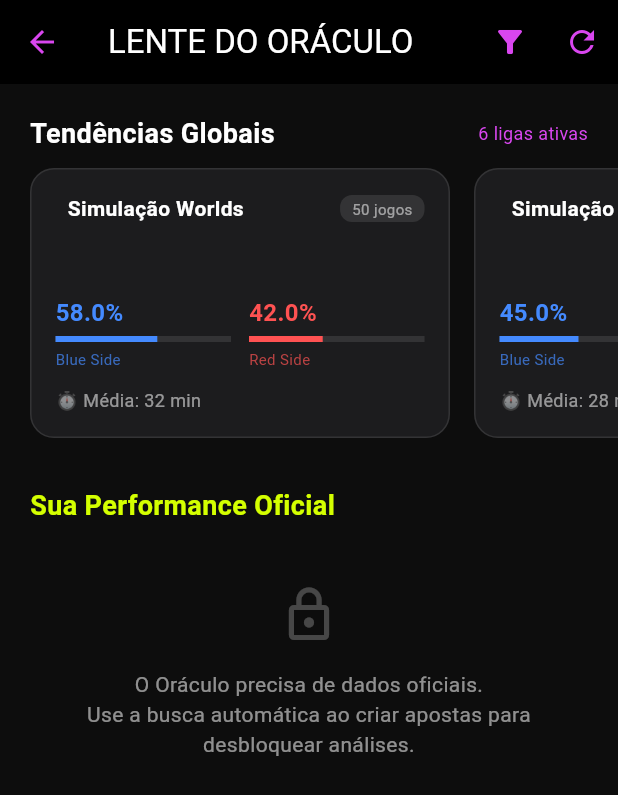
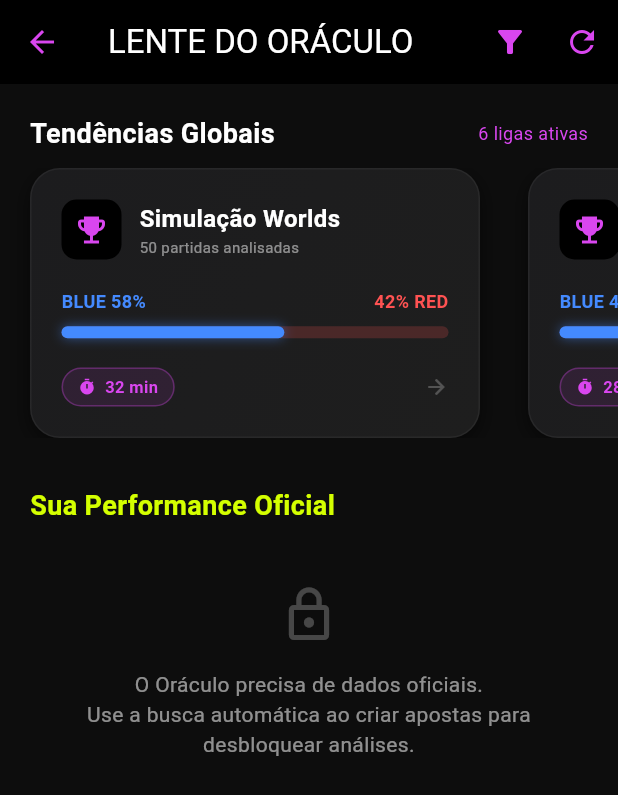
Before and after one commit to rossydDev/thressfrog-app, a Flutter app: the OraclePage screen opened directly, on a phone screen of 412 x 824 dp. Shown: the top 795 px of the screen. Run offline on Flutter 3.47's test engine with Material 3 defaults, Android fonts, the light colour scheme and no system bars; our stand-ins replace dio, fl_chart, hive, hive_flutter; accounts and stored records are empty; network calls fail.

Commit message:
feat: UI Upgrade do Oráculo - Novos Cards Tier S e Página de Detalhes

```diff
--- a/lib/features/oracle/oracle_page.dart
+++ b/lib/features/oracle/oracle_page.dart
@@ -1,5 +1,7 @@
 import 'package:flutter/material.dart';
 import 'package:hive/hive.dart';
+import 'package:thressfrog_app/features/oracle/widgets/league_card.dart';
+import 'package:thressfrog_app/features/oracle/widgets/league_detail_page.dart';
 
 import '../../core/services/pandascore_service.dart';
 import '../../core/state/bankroll_controller.dart';
@@ -265,8 +267,21 @@ class _OraclePageState extends State<OraclePage> {
                     separatorBuilder: (_, __) =>
                         const SizedBox(width: 16),
                     itemBuilder: (context, index) {
-                      return _buildLeagueCard(
-                        snapshot.data![index],
+                      final stats = snapshot.data![index];
+
+                      return LeagueCard(
+                        stats: stats,
+                        onTap: () {
+                          Navigator.push(
+                            context,
+                            MaterialPageRoute(
+                              builder: (context) =>
+                                  LeagueDetailPage(
+                                    stats: stats,
+                                  ),
+                            ),
+                          );
+                        },
                       );
                     },
                   );
--- /dev/null
+++ b/lib/features/oracle/widgets/league_card.dart
@@ -0,0 +1,258 @@
+import 'package:flutter/material.dart';
+
+import '../../../core/theme/app_theme.dart';
+import '../../../models/league_stats_model.dart';
+
+class LeagueCard extends StatelessWidget {
+  final LeagueStats stats;
+  final VoidCallback onTap;
+
+  const LeagueCard({
+    super.key,
+    required this.stats,
+    required this.onTap,
+  });
+
+  @override
+  Widget build(BuildContext context) {
+    // Calcula a porcentagem para a barra de duelo
+    final bluePct = stats.blueSideWinRate;
+    // final redPct = stats.redSideWinRate; (Implícito no resto da barra)
+
+    return Container(
+      width: 300, // Card mais largo para caber informações
+      margin: const EdgeInsets.only(right: 16),
+      child: Material(
+        color: Colors.transparent,
+        borderRadius: BorderRadius.circular(20),
+        child: InkWell(
+          onTap: onTap,
+          borderRadius: BorderRadius.circular(20),
+          overlayColor: WidgetStateProperty.all(
+            AppColors.neonPurple.withValues(alpha: 0.1),
+          ),
+          child: Container(
+            padding: const EdgeInsets.all(20),
+            decoration: BoxDecoration(
+              // Fundo com degradê sutil
+              gradient: LinearGradient(
+                begin: Alignment.topLeft,
+                end: Alignment.bottomRight,
+                colors: [
+                  AppColors.surfaceDark,
+                  Color(0xFF1E1E1E),
+                ],
+              ),
+              borderRadius: BorderRadius.circular(20),
+              border: Border.all(
+                color: Colors.white.withValues(alpha: 0.05),
+                width: 1,
+              ),
+              boxShadow: [
+                BoxShadow(
+                  color: Colors.black.withValues(
+                    alpha: 0.5,
+                  ),
+                  blurRadius: 10,
+                  offset: const Offset(0, 4),
+                ),
+              ],
+            ),
+            child: Column(
+              crossAxisAlignment: CrossAxisAlignment.start,
+              mainAxisAlignment:
+                  MainAxisAlignment.spaceBetween,
+              children: [
+                // 1. CABEÇALHO (Logo e Nome)
+                Row(
+                  children: [
+                    Container(
+                      height: 40,
+                      width: 40,
+                      decoration: BoxDecoration(
+                        color: Colors.black,
+                        borderRadius: BorderRadius.circular(
+                          10,
+                        ),
+                        image: stats.leagueLogo.isNotEmpty
+                            ? DecorationImage(
+                                image: NetworkImage(
+                                  stats.leagueLogo,
+                                ),
+                                fit: BoxFit.contain,
+                              )
+                            : null,
+                      ),
+                      child: stats.leagueLogo.isEmpty
+                          ? const Icon(
+                              Icons.emoji_events,
+                              color: AppColors.neonPurple,
+                            )
+                          : null,
+                    ),
+                    const SizedBox(width: 12),
+                    Expanded(
+                      child: Column(
+                        crossAxisAlignment:
+                            CrossAxisAlignment.start,
+                        children: [
+                          Text(
+                            stats.leagueName,
+                            style: const TextStyle(
+                              color: Colors.white,
+                              fontWeight: FontWeight.bold,
+                              fontSize: 16,
+                            ),
+                            maxLines: 1,
+                            overflow: TextOverflow.ellipsis,
+                          ),
+                          Text(
+                            "${stats.totalGamesAnalyzed} partidas analisadas",
+                            style: TextStyle(
+                              color: Colors.white
+                                  .withValues(alpha: 0.5),
+                              fontSize: 10,
+                            ),
+                          ),
+                        ],
+                      ),
+                    ),
+                  ],
+                ),
+
+                // 2. BARRA DE DUELO (Blue vs Red)
+                Column(
+                  children: [
+                    // Textos de Porcentagem
+                    Row(
+                      mainAxisAlignment:
+                          MainAxisAlignment.spaceBetween,
+                      children: [
+                        Text(
+                          "BLUE ${(stats.blueSideWinRate * 100).toStringAsFixed(0)}%",
+                          style: const TextStyle(
+                            color: Colors.blueAccent,
+                            fontWeight: FontWeight.bold,
+                            fontSize: 12,
+                          ),
+                        ),
+                        Text(
+                          "${(stats.redSideWinRate * 100).toStringAsFixed(0)}% RED",
+                          style: const TextStyle(
+                            color: Colors.redAccent,
+                            fontWeight: FontWeight.bold,
+                            fontSize: 12,
+                          ),
+                        ),
+                      ],
+                    ),
+                    const SizedBox(height: 8),
+                    // A Barra Visual
+                    Container(
+                      height: 8,
+                      width: double.infinity,
+                      decoration: BoxDecoration(
+                        color: Colors.redAccent.withValues(
+                          alpha: 0.2,
+                        ), // Fundo base (Red)
+                        borderRadius: BorderRadius.circular(
+                          4,
+                        ),
+                      ),
+                      child: Row(
+                        children: [
+                          // Parte Azul (Flexível)
+                          Flexible(
+                            flex: (bluePct * 100).toInt(),
+                            child: Container(
+                              decoration: BoxDecoration(
+                                color: Colors.blueAccent,
+                                borderRadius:
+                                    BorderRadius.circular(
+                                      4,
+                                    ),
+                                boxShadow: [
+                                  BoxShadow(
+                                    color: Colors.blueAccent
+                                        .withValues(
+                                          alpha: 0.5,
+                                        ),
+                                    blurRadius: 6,
+                                  ),
+                                ],
+                              ),
+                            ),
+                          ),
+                          // Espaço vazio que revela o fundo (Red)
+                          Flexible(
+                            flex: ((1 - bluePct) * 100)
+                                .toInt(),
+                            child: Container(
+                              color: Colors.transparent,
+                            ),
+                          ),
+                        ],
+                      ),
+                    ),
+                  ],
+                ),
+
+                // 3. RODAPÉ (Duração e Badge)
+                Row(
+                  children: [
+                    _buildChip(
+                      icon: Icons.timer,
+                      label:
+                          "${stats.avgMatchDuration.inMinutes} min",
+                      color: AppColors.neonPurple,
+                    ),
+                    const Spacer(),
+                    const Icon(
+                      Icons.arrow_forward,
+                      color: Colors.white24,
+                      size: 16,
+                    ),
+                  ],
+                ),
+              ],
+            ),
+          ),
+        ),
+      ),
+    );
+  }
+
+  Widget _buildChip({
+    required IconData icon,
+    required String label,
+    required Color color,
+  }) {
+    return Container(
+      padding: const EdgeInsets.symmetric(
+        horizontal: 10,
+        vertical: 4,
+      ),
+      decoration: BoxDecoration(
+        color: color.withValues(alpha: 0.1),
+        borderRadius: BorderRadius.circular(20),
+        border: Border.all(
+          color: color.withValues(alpha: 0.3),
+        ),
+      ),
+      child: Row(
+        children: [
+          Icon(icon, size: 12, color: color),
+          const SizedBox(width: 6),
+          Text(
+            label,
+            style: TextStyle(
+              color: color,
+              fontSize: 11,
+              fontWeight: FontWeight.bold,
+            ),
+          ),
+        ],
+      ),
+    );
+  }
+}
```
Also changed, not shown: lib/features/oracle/widgets/league_detail_page.dart (added, +203 -0 lines).
